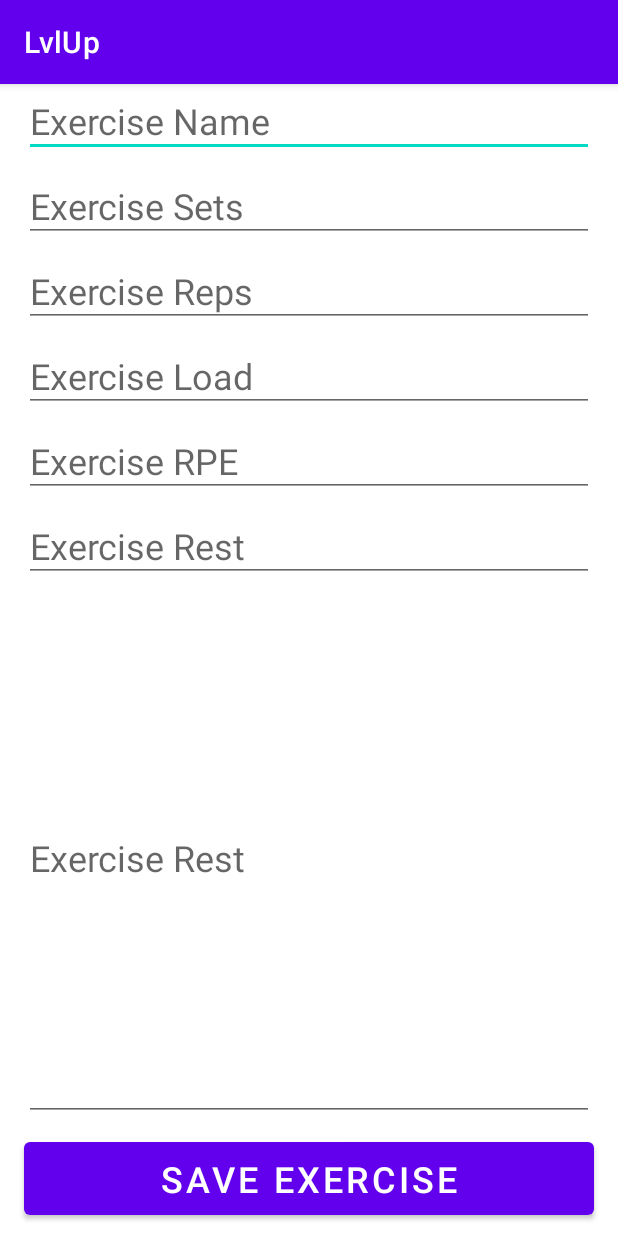
After one commit to Jackal14/LvlUp_App, an Android app: the ExerciseCreator screen opened directly, with no data from a screen before it, on a phone screen of 412 x 824 dp. The commit adds this screen. Run offline under Robolectric (Android 15) with nearby library versions, the phone set to English and light mode, and no system bars.

Commit message:
Adding the exercise creation functionality Still needs input validation since it'll throw errors

```diff
--- /dev/null
+++ b/app/src/main/java/com/cs315/lvlup/ExerciseCreator.java
@@ -0,0 +1,63 @@
+package com.cs315.lvlup;
+
+import androidx.appcompat.app.AppCompatActivity;
+
+import android.content.Intent;
+import android.os.Bundle;
+import android.view.View;
+import android.widget.Button;
+import android.widget.EditText;
+
+import com.cs315.lvlup.models.ExerciseModel;
+import com.google.gson.annotations.SerializedName;
+
+import java.util.HashMap;
+
+public class ExerciseCreator extends AppCompatActivity {
+
+    @Override
+    protected void onCreate(Bundle savedInstanceState) {
+        super.onCreate(savedInstanceState);
+        setContentView(R.layout.activity_exercise_creator);
+        String EXERCISE_MAP = "EXERCISE";
+        Intent intent = getIntent();
+        HashMap<String, ExerciseModel> map = new HashMap<>();
+
+        if(intent.getSerializableExtra(EXERCISE_MAP) != null)
+        {
+            map = (HashMap<String, ExerciseModel>) intent.getSerializableExtra(EXERCISE_MAP);
+        }
+
+        Button saveExercise = findViewById(R.id.save_exercise_button);
+        EditText exerciseName = findViewById(R.id.exercise_name_edit_text);
+        EditText exerciseSets = findViewById(R.id.exercise_sets_edit_text);
+        EditText exerciseReps = findViewById(R.id.exercise_reps_edit_text);
+        EditText exerciseLoad = findViewById(R.id.exercise_load_edit_text);
+        EditText exerciseRPE = findViewById(R.id.exercise_rpe_edit_text);
+        EditText exerciseRest = findViewById(R.id.exercise_rest_edit_text);
+        EditText exerciseNotes = findViewById(R.id.exercise_notes_edit_text);
+
+        HashMap<String, ExerciseModel> finalMap = map;
+        saveExercise.setOnClickListener(new View.OnClickListener() {
+            @Override
+            public void onClick(View v) {
+                //Open up an exercise creator activity, add that exercise to list and repopulate list view
+                //Send the exercise map to be able to add to it
+                ExerciseModel model = new ExerciseModel(
+                        exerciseName.getText().toString(),
+                        Integer.valueOf(exerciseSets.getText().toString()),
+                        Integer.valueOf(exerciseReps.getText().toString()),
+                        Integer.valueOf(exerciseLoad.getText().toString()),
+                        Integer.valueOf(exerciseRPE.getText().toString()),
+                        Integer.valueOf(exerciseRest.getText().toString()),
+                        exerciseNotes.getText().toString());
+                finalMap.put(model.getExerciseName(),model);
+                Intent intent = new Intent(ExerciseCreator.this, WorkoutCreator.class);
+//                intent.putExtra(, model.getWorkoutName());
+//                intent.putExtra(, model.getBodyFocus());
+                intent.putExtra(EXERCISE_MAP, finalMap);
+                startActivity(intent);
+            }
+        });
+    }
+}
--- /dev/null
+++ b/app/src/main/res/layout/activity_exercise_creator.xml
@@ -0,0 +1,98 @@
+<?xml version="1.0" encoding="utf-8"?>
+<RelativeLayout xmlns:android="http://schemas.android.com/apk/res/android"
+    xmlns:app="http://schemas.android.com/apk/res-auto"
+    xmlns:tools="http://schemas.android.com/tools"
+    android:layout_width="match_parent"
+    android:layout_height="match_parent"
+    tools:context=".ExerciseCreator">
+    <EditText
+        android:id="@+id/exercise_name_edit_text"
+        android:layout_width="match_parent"
+        android:layout_height="wrap_content"
+        android:layout_alignParentTop="true"
+        android:textSize="24sp"
+        android:paddingVertical="8sp"
+        android:layout_marginHorizontal="16sp"
+        android:layout_marginBottom="8sp"
+        android:hint="Exercise Name"
+        />
+    <EditText
+        android:id="@+id/exercise_sets_edit_text"
+        android:layout_width="match_parent"
+        android:layout_height="wrap_content"
+        android:layout_below="@+id/exercise_name_edit_text"
+        android:textSize="24sp"
+        android:paddingVertical="8sp"
+        android:layout_marginHorizontal="16sp"
+        android:layout_marginBottom="8sp"
+        android:hint="Exercise Sets"
+        />
+    <EditText
+        android:id="@+id/exercise_reps_edit_text"
+        android:layout_width="match_parent"
+        android:layout_height="wrap_content"
+        android:layout_below="@+id/exercise_sets_edit_text"
+        android:textSize="24sp"
+        android:paddingVertical="8sp"
+        android:layout_marginHorizontal="16sp"
+        android:layout_marginBottom="8sp"
+        android:hint="Exercise Reps"
+        />
+    <EditText
+        android:id="@+id/exercise_load_edit_text"
+        android:layout_width="match_parent"
+        android:layout_height="wrap_content"
+        android:layout_below="@+id/exercise_reps_edit_text"
+        android:textSize="24sp"
+        android:paddingVertical="8sp"
+        android:layout_marginHorizontal="16sp"
+        android:layout_marginBottom="8sp"
+        android:hint="Exercise Load"
+        />
+    <EditText
+        android:id="@+id/exercise_rpe_edit_text"
+        android:layout_width="match_parent"
+        android:layout_height="wrap_content"
+        android:layout_below="@+id/exercise_load_edit_text"
+        android:textSize="24sp"
+        android:paddingVertical="8sp"
+        android:layout_marginHorizontal="16sp"
+        android:layout_marginBottom="8sp"
+        android:hint="Exercise RPE"
+        />
+    <EditText
+        android:id="@+id/exercise_rest_edit_text"
+        android:layout_width="match_parent"
+        android:layout_height="wrap_content"
+        android:layout_below="@+id/exercise_rpe_edit_text"
+        android:textSize="24sp"
+        android:paddingVertical="8sp"
+        android:layout_marginHorizontal="16sp"
+        android:layout_marginBottom="8sp"
+        android:hint="Exercise Rest"
+        />
+    <EditText
+        android:id="@+id/exercise_notes_edit_text"
+        android:layout_width="match_parent"
+        android:layout_height="wrap_content"
+        android:layout_below="@+id/exercise_rest_edit_text"
+        android:layout_above="@+id/save_exercise_button"
+        android:textSize="24sp"
+        android:paddingVertical="8sp"
+        android:layout_marginHorizontal="16sp"
+        android:layout_marginBottom="8sp"
+        android:hint="Exercise Rest"
+        />
+    <Button
+        android:id="@+id/save_exercise_button"
+        android:layout_width="match_parent"
+        android:layout_height="wrap_content"
+        android:layout_alignParentBottom="true"
+        android:layout_marginHorizontal="16sp"
+        android:layout_marginBottom="8sp"
+        android:text="SAVE EXERCISE"
+        android:textSize="24sp"
+        android:paddingVertical="8sp"
+        />
+
+</RelativeLayout>
```
Also changed, not shown: app/src/main/AndroidManifest.xml (+7 -0 lines), app/src/main/java/com/cs315/lvlup/ExerciseCreatorFragment.java (deleted, +0 -64 lines), app/src/main/java/com/cs315/lvlup/WorkoutCreator.java (+26 -12 lines), app/src/main/res/layout/activity_workout_creator.xml (+5 -2 lines), app/src/main/res/layout/fragment_exercise_creator.xml (deleted, +0 -14 lines).
